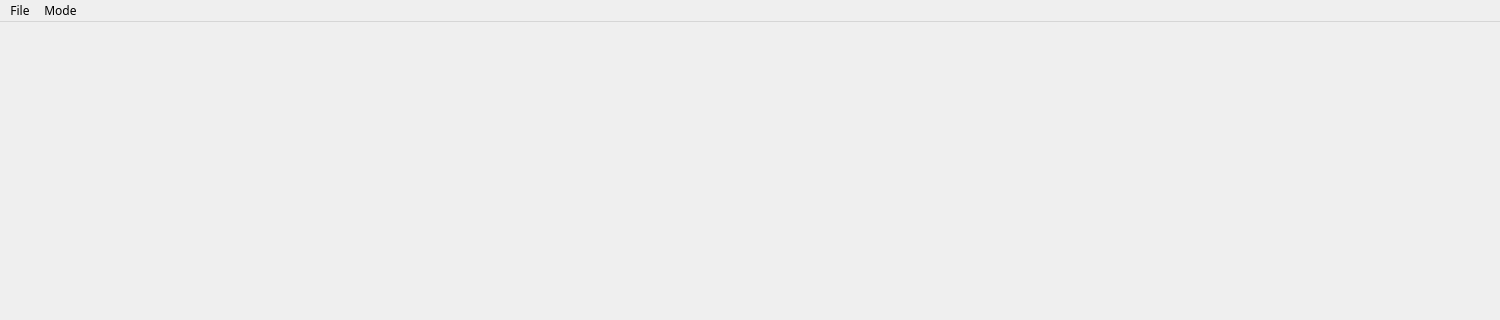
Oh-JongJin/js08, file resources/main_view.ui: the form before one commit; both pictures show x 0 to 1500 and y 0 to 320 of the 1500 by 746 pixel window.
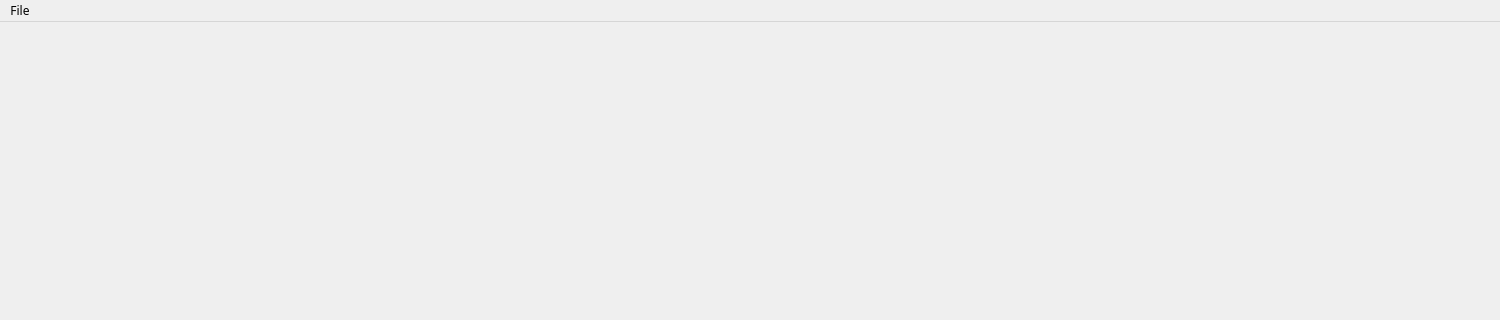
The form after the commit.

```diff
--- a/resources/main_view.ui
+++ b/resources/main_view.ui
@@ -76,7 +76,7 @@
      <x>0</x>
      <y>0</y>
      <width>1500</width>
-     <height>18</height>
+     <height>21</height>
     </rect>
    </property>
    <property name="autoFillBackground">
@@ -96,17 +96,7 @@
     <addaction name="separator"/>
     <addaction name="actionExit"/>
    </widget>
-   <widget class="QMenu" name="menuMode">
-    <property name="title">
-     <string>Mode</string>
-    </property>
-    <addaction name="actionEdit_target"/>
-    <addaction name="actionHorizontal"/>
-    <addaction name="separator"/>
-    <addaction name="actionInference"/>
-   </widget>
    <addaction name="menuSource"/>
-   <addaction name="menuMode"/>
   </widget>
   <action name="actionImage_File">
    <property name="text">
```
Left out of the diff: 116 changed lines with no effect on the pictures.
